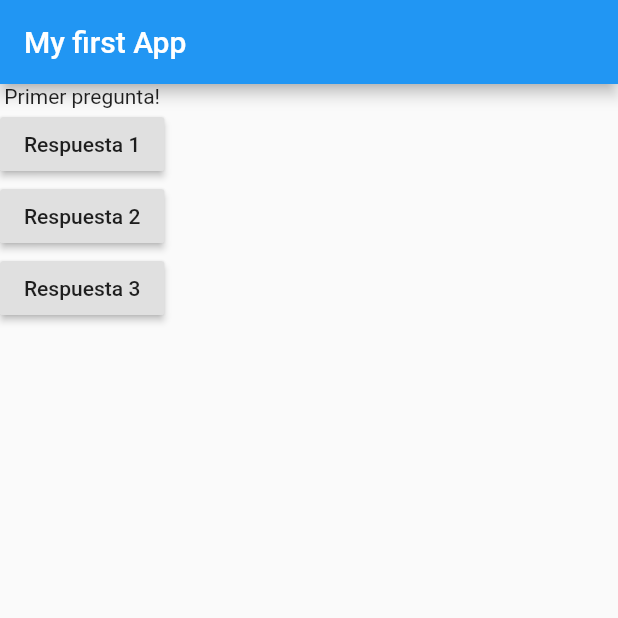
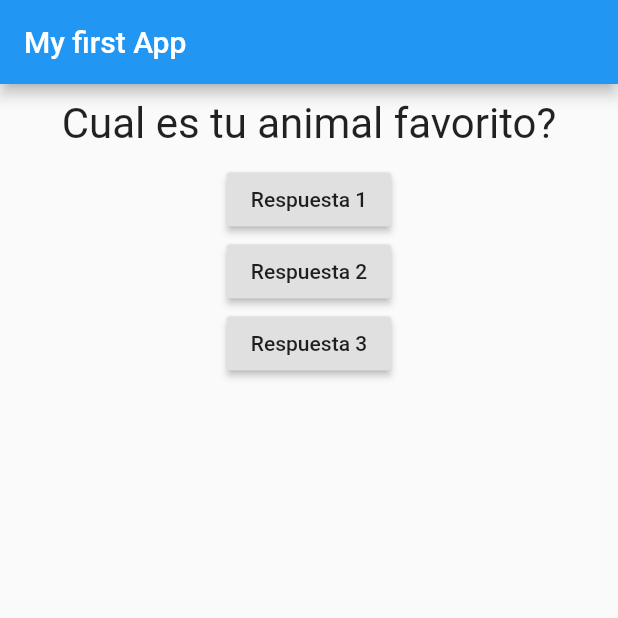
Before and after one commit to CIVERGI/EasyQuizFlutter, a Flutter app: the screen it shows after launch, after a tap on "Respuesta 2", on a phone screen of 412 x 824 dp, the top half of it. Run offline on Flutter 3.47's test engine with Material 2 defaults, Android fonts, the phone set to English and light mode, and no system bars.

```diff
--- a/lib/main.dart
+++ b/lib/main.dart
@@ -1,18 +1,39 @@
 import 'package:flutter/material.dart';
+import 'package:flutter_guide/question.dart';
 
 void main() {
-  var myapp = MyApp();
-  runApp(myapp);
+  var myApp = MyApp();
+  runApp(myApp);
 }
 
-class MyApp extends StatelessWidget {
+class MyApp extends StatefulWidget {
 
-  void answerQuestion(){
-    print("Answer Chosen");
+  @override
+  State<StatefulWidget> createState() {
+    // TODO: implement createState
+    return _MyAppState();
+  }
+}
+
+class _MyAppState extends State<MyApp>{ //<- Clase generica "State" / Investigar el puntero de <MyApp>
+  //_MyAppState es privada gracias al _
+  var _questionIndex = 0;
+
+  void _answerQuestion(){
+    setState( () { //Buscar informacion mas concisa de set State
+    //Set state le dice a flutter que re construya (Re-build la UI) el widget desde donde se llamo (MyApp).
+      _questionIndex = _questionIndex + 1;
+    });
+    print(_questionIndex);
   }
 
   @override
   Widget build(BuildContext context) {
+
+    var questions = [
+      "Cual es tu color favorito?",
+      "Cual es tu animal favorito?",];
+
     return MaterialApp(
       home: Scaffold(
         appBar: AppBar(
@@ -20,18 +41,25 @@ class MyApp extends StatelessWidget {
         ),
         body: Column(
           children: <Widget>[
-            Text("Primer pregunta!"),
+            Question(
+              questions[_questionIndex],
+              ),
             RaisedButton(
               child: Text("Respuesta 1"),
-              onPressed: answerQuestion, //<- Pointer
+              onPressed: (){
+                // Esto es una funcion anonima
+                // ...
+                print("Answer Chosen");
+
+              }, //<- Pointer
             ),
             RaisedButton(
               child: Text("Respuesta 2"),
-              onPressed: answerQuestion,
+              onPressed: _answerQuestion, //<- Pointer en vez de metodo()
             ),
             RaisedButton(
               child: Text("Respuesta 3"),
-              onPressed: answerQuestion,
+              onPressed: _answerQuestion, //<- Pointer en vez de metodo()
             ),
           ],
         ),
--- /dev/null
+++ b/lib/question.dart
@@ -0,0 +1,23 @@
+//Import of packages
+import 'package:flutter/material.dart';
+//Import of own files
+import './question.dart';
+
+class Question extends StatelessWidget {
+  final String
+      questionText; //Hacer final esta variable por que al final es un StatelessWidget
+
+  Question(this.questionText); //Constructor sencillo
+
+  @override
+  Widget build(BuildContext context) {
+    return Container(
+        width: double.infinity, //width: es un named argument
+        margin: EdgeInsets.all(10),
+        child: Text(
+          questionText,
+          style: TextStyle(fontSize: 28),
+          textAlign: TextAlign.center, //ENUM, Predifined values
+        ));
+  }
+}
```
Also changed, not shown: lib/answer.dart (added, +18 -0 lines).
